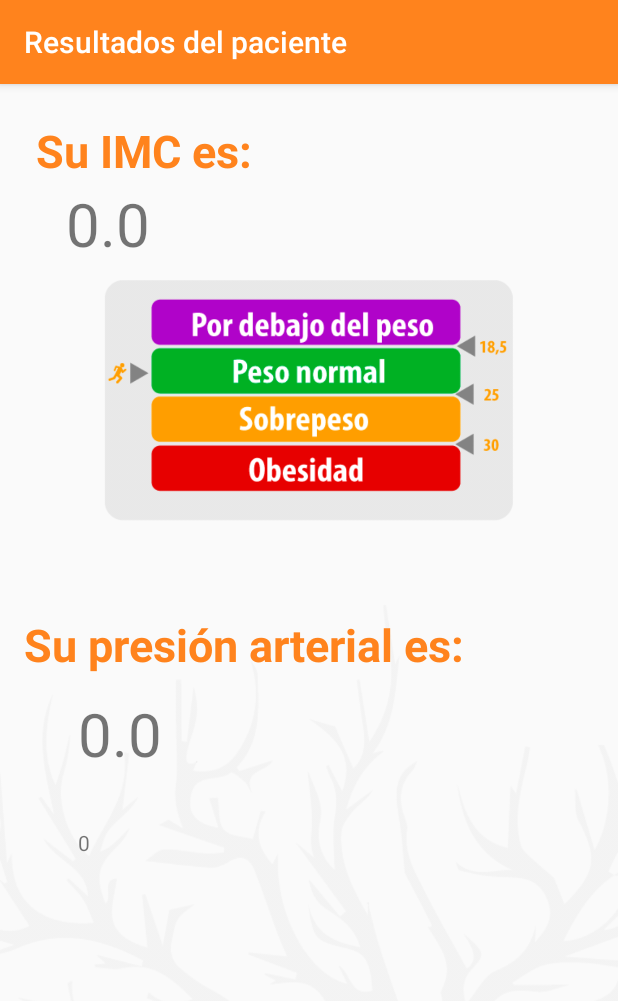
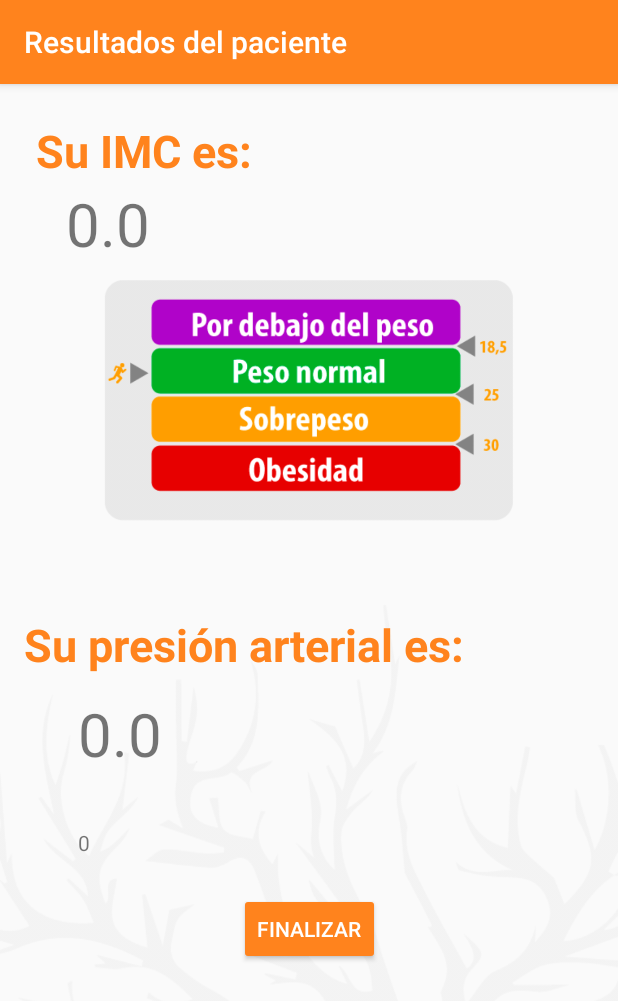
Before and after one commit to DARWorldSkills/evs, an Android app: the Resultados screen opened directly, with no data from a screen before it, on a phone screen of 412 x 824 dp. Shown: the top 1001 px of the screen. Run offline under Robolectric (Android 15) with nearby library versions, the phone set to English and light mode, and no system bars; Roboto replaces fonts that are not available here.

Commit message:
arreglo de cabecera

```diff
--- a/firebas/app/build.gradle
+++ b/firebas/app/build.gradle
@@ -29,4 +29,5 @@ dependencies {
     androidTestImplementation 'com.android.support.test:runner:1.0.2'
     androidTestImplementation 'com.android.support.test.espresso:espresso-core:3.0.2'
     implementation 'com.android.support:cardview-v7:27.0.2'
+    implementation "com.opencsv:opencsv:4.0"
 }
--- a/firebas/app/src/main/AndroidManifest.xml
+++ b/firebas/app/src/main/AndroidManifest.xml
@@ -2,6 +2,8 @@
 <manifest xmlns:android="http://schemas.android.com/apk/res/android"
     package="com.davidpopayan.sena.evs">
 
+    <uses-permission android:name="android.permission.WRITE_EXTERNAL_STORAGE"/>
+    <uses-permission android:name="android.permission.READ_EXTERNAL_STORAGE"/>
     <application
         android:allowBackup="true"
         android:icon="@drawable/un"
--- a/firebas/app/src/main/res/layout/activity_resultados.xml
+++ b/firebas/app/src/main/res/layout/activity_resultados.xml
@@ -3,8 +3,8 @@
     xmlns:app="http://schemas.android.com/apk/res-auto"
     xmlns:tools="http://schemas.android.com/tools"
     android:layout_width="match_parent"
+    android:layout_height="match_parent"
     android:background="@drawable/arbolfondo"
-    android:layout_height="match_parent"
     tools:context=".controllers.Resultados">
 
 
@@ -113,8 +113,8 @@
                 android:layout_marginStart="8dp"
                 android:layout_marginTop="28dp"
                 android:text="TextView"
+                android:textColor="#000"
                 android:textSize="20sp"
-                android:textColor="#000"
                 android:textStyle="bold"
                 app:layout_constraintEnd_toEndOf="parent"
                 app:layout_constraintHorizontal_bias="0.504"
@@ -131,6 +131,23 @@
                 app:layout_constraintStart_toStartOf="parent"
                 app:layout_constraintTop_toBottomOf="@+id/txtPresionA" />
 
+            <Button
+                android:id="@+id/btnFinalizar"
+                android:layout_width="wrap_content"
+                android:layout_height="wrap_content"
+                android:layout_marginBottom="8dp"
+                android:layout_marginEnd="8dp"
+                android:layout_marginStart="8dp"
+                android:layout_marginTop="24dp"
+                android:text="Finalizar"
+                android:backgroundTint="@color/colorPrimary"
+                android:textColor="#ffffff"
+                app:layout_constraintBottom_toBottomOf="parent"
+                app:layout_constraintEnd_toEndOf="parent"
+                android:onClick="finalizar"
+                app:layout_constraintStart_toStartOf="parent"
+                app:layout_constraintTop_toBottomOf="@+id/txtPuntajeRiesgoD" />
+
 
         </android.support.constraint.ConstraintLayout>
 
@@ -138,7 +155,4 @@
     </ScrollView>
 
 
-
-
-
 </android.support.constraint.ConstraintLayout>
```
Also changed, not shown: firebas/app/src/main/java/com/davidpopayan/sena/evs/controllers/MenuP.java (+115 -2 lines), firebas/app/src/main/java/com/davidpopayan/sena/evs/controllers/Resultados.java (+7 -0 lines), firebas/app/src/main/java/com/davidpopayan/sena/evs/controllers/models/ManagerDB.java (+40 -0 lines), firebas/app/src/main/res/menu/exportar.xml (added, +10 -0 lines).
